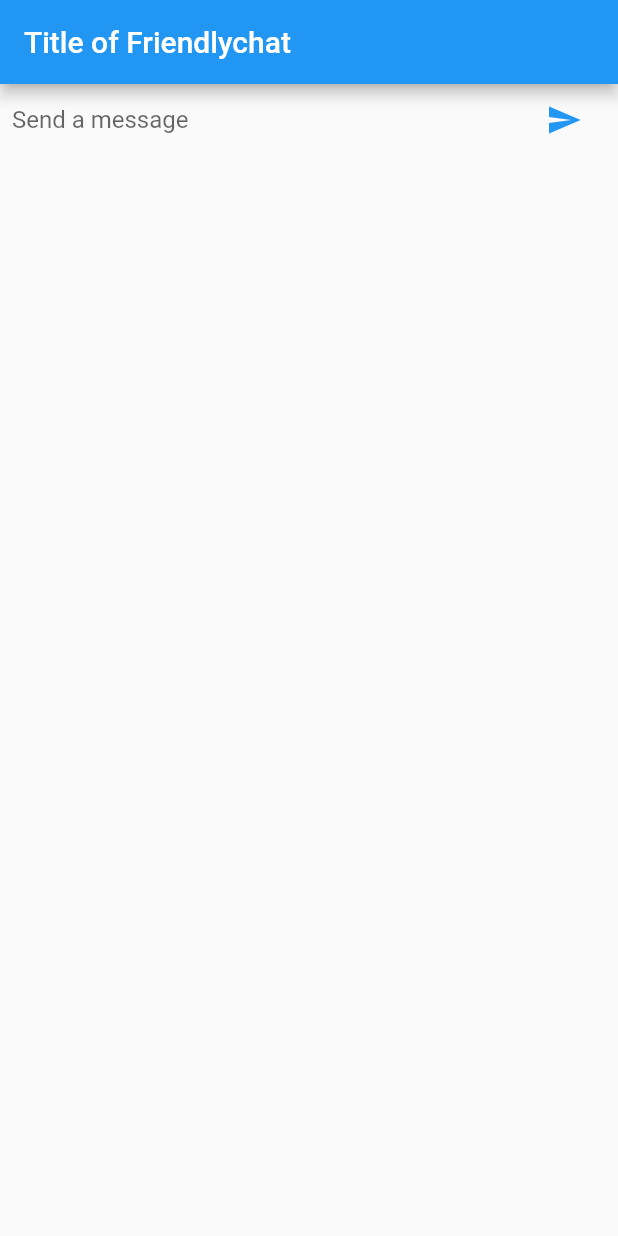
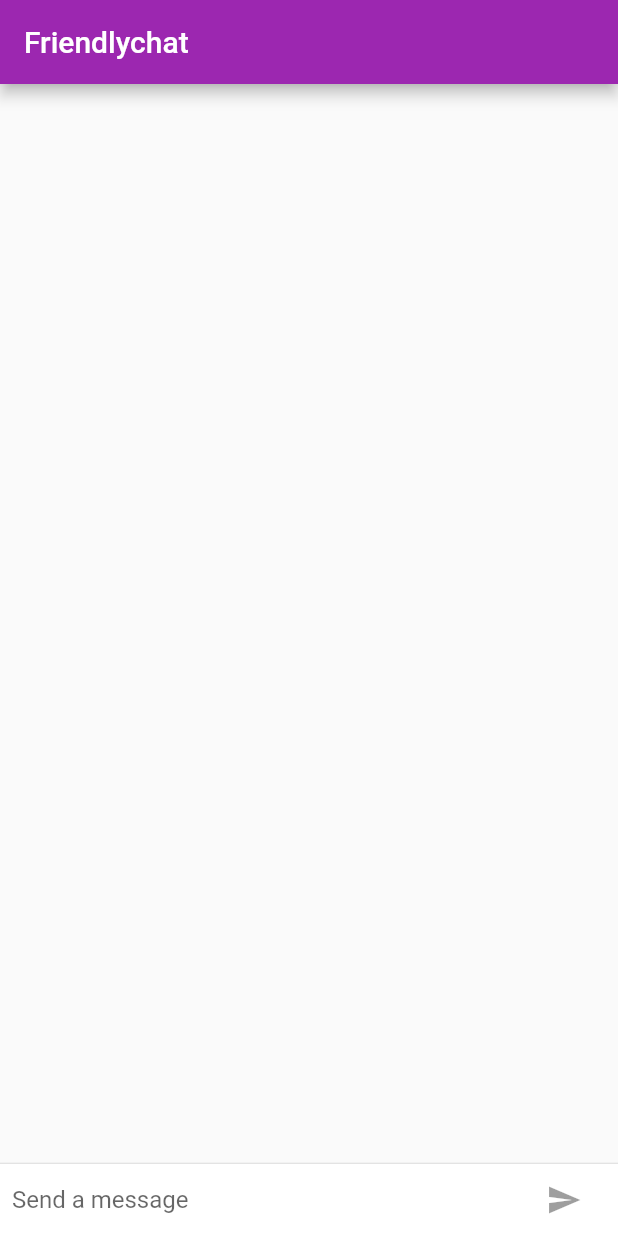
Before and after one commit to kuronekomichael/flutter-sample-chat, a Flutter app: the screen it shows after launch, on a phone screen of 412 x 824 dp. Run offline on Flutter 3.47's test engine with Material 2 defaults, Android fonts, the phone set to English and light mode, and no system bars.

Commit message:
Add code from the tutorial

```diff
--- a/lib/main.dart
+++ b/lib/main.dart
@@ -1,27 +1,40 @@
 import 'package:flutter/material.dart';
+import 'package:flutter/foundation.dart';
+import 'package:flutter/cupertino.dart';
+
+final ThemeData kIOSTheme = new ThemeData(
+  primarySwatch: Colors.orange,
+  primaryColor: Colors.grey[100],
+  primaryColorBrightness: Brightness.light,
+);
+
+final ThemeData kDefaultTheme = new ThemeData(
+  primarySwatch: Colors.purple,
+  accentColor: Colors.orangeAccent[400],
+);
 
 //void main() => runApp(new MyApp());
-void main() => runApp(new FriendlychatApp());
+void main() => runApp(new FriendlyChatApp());
 
-class FriendlychatApp extends StatelessWidget {
+class FriendlyChatApp extends StatelessWidget {
   @override
   Widget build(BuildContext context) {
     return new MaterialApp(
       title: "Friendlychat",
+      theme: defaultTargetPlatform == TargetPlatform.iOS
+          ? kIOSTheme
+          : kDefaultTheme,
       home: new ChatScreen(),
     );
   }
 }
 
 class ChatScreen extends StatefulWidget {
+/*
+  //StatefulWidgetにはbuild()は無い
   @override
-  Widget build(BuildContext context) {
-    print("ChatScreen.build()");
-    // createStateがある場合は、buildは無視される（呼び出しされない）
-    return new Scaffold(
-      appBar: new AppBar(title: new Text("Friendly chat2")),
-    );
-  }
+  Widget build(BuildContext context) {}
+*/
 
   @override
   ChatScreenState createState() {
@@ -30,31 +43,53 @@ class ChatScreen extends StatefulWidget {
   }
 }
 
-class ChatScreenState extends State<ChatScreen> {
-  final TextEditingController _textController = new TextEditingController(); //new
+class ChatScreenState extends State<ChatScreen> with TickerProviderStateMixin {
+  final List<ChatMessage> _messages = <ChatMessage>[];
+  final TextEditingController _textController = new TextEditingController();
+  bool _isComposing = false;
+
+  @override
+  void dispose() {
+    for (ChatMessage message in _messages)
+      message.animationController.dispose();
+    super.dispose();
+  }
 
   Widget _buildTextComposer() {
-    return new IconTheme(                                            //new
-      data: new IconThemeData(color: Theme.of(context).accentColor), //new
-      child: new Container(                                     //modified
+    return new IconTheme(
+      data: new IconThemeData(color: Theme.of(context).accentColor),
+      child: new Container(
         margin: const EdgeInsets.symmetric(horizontal: 8.0),  //symmetric == シンメトリック(対称性)
-        child:new Row(                                            //new
-          children: <Widget>[                                      //new
-            new Flexible(                                          //new
+        child:new Row(
+          children: <Widget>[
+            new Flexible(
               child: new TextField(
                 controller: _textController,  // TextEditingControllerを指定する
+                onChanged: (String text) {
+                  setState(() {
+                    _isComposing = text.length > 0;
+                  });
+                },
                 onSubmitted: _handleSubmitted,  // 確定時に呼ばれるメソッドを指定する
                 decoration: new InputDecoration.collapsed(
                   hintText: "Send a message"),
                 ),
               ),
-              new Container(                                                 //new
-                margin: new EdgeInsets.symmetric(horizontal: 4.0),           //new
-                child: new IconButton(                                       //new
-                    icon: new Icon(Icons.send),                                //new
-                    onPressed: () => _handleSubmitted(_textController.text)),  //new
+              new Container(
+                margin: new EdgeInsets.symmetric(horizontal: 4.0),
+                child: Theme.of(context).platform == TargetPlatform.iOS ?
+                  new CupertinoButton(
+                    child: new Text("Send"),
+                    onPressed: _isComposing
+                        ? () =>  _handleSubmitted(_textController.text)
+                        : null,) :
+                  new IconButton(
+                    icon: new Icon(Icons.send),
+                    onPressed: _isComposing ?
+                        () =>  _handleSubmitted(_textController.text) : null,
+                  ),
               ),
-          ],
+            ],
           ),
         ),
     );
@@ -63,127 +98,94 @@ class ChatScreenState extends State<ChatScreen> {
   void _handleSubmitted(String text) {
     debugPrint(text);
     _textController.clear();
+    // 状態変化を通知
+    setState(() {
+      _isComposing = false;
+    });
+    ChatMessage message = new ChatMessage(
+      text: text,
+      animationController: new AnimationController(
+        duration: new Duration(milliseconds: 700),
+        vsync: this,
+      ),
+    );
+    // 状態変化を通知
+    setState(() {
+      _messages.insert(0, message);
+    });
+    message.animationController.forward();
   }
 
   @override
   Widget build(BuildContext context) {
-    print("ChatScreenState.build()");
     return new Scaffold(
       appBar: new AppBar(
-        title: new Text("Title of Friendlychat")
+        title: new Text("Friendlychat"),
+        elevation:
+          Theme.of(context).platform == TargetPlatform.iOS ? 0.0 : 4.0,
       ),
-      body: _buildTextComposer(), //new
+      body: new Container(
+        child: new Column(
+          children: <Widget>[
+            new Flexible(
+              child: new ListView.builder(
+                padding: new EdgeInsets.all(8.0),
+                reverse: true,
+                itemBuilder: (_, int index) => _messages[index],
+                itemCount: _messages.length,
+              ),
+            ),
+            new Divider(height: 1.0),
+            new Container(
+              decoration: new BoxDecoration(
+                  color: Theme.of(context).cardColor),
+              child: _buildTextComposer(),
+            ),
+          ],
+        ),
+      ),
     );
   }
 }
 
-class MyApp extends StatelessWidget {
-  // This widget is the root of your application.
+const String _name = "NYour Name";
+
+class ChatMessage extends StatelessWidget {
+  //ChatMessage({this.text});
+  ChatMessage({this.text, this.animationController});
+  final String text;
+  final AnimationController animationController;
+
   @override
   Widget build(BuildContext context) {
-    return new MaterialApp(
-      title: 'Friendlychat',
-      theme: new ThemeData(
-        // This is the theme of your application.
-        //
-        // Try running your application with "flutter run". You'll see the
-        // application has a blue toolbar. Then, without quitting the app, try
-        // changing the primarySwatch below to Colors.green and then invoke
-        // "hot reload" (press "r" in the console where you ran "flutter run",
-        // or press Run > Flutter Hot Reload in IntelliJ). Notice that the
-        // counter didn't reset back to zero; the application is not restarted.
-        primarySwatch: Colors.blue,
-      ),
-      //home: new MyHomePage(title: 'Flutter Demo Home Page'),
-      home: new Scaffold(
-        appBar: new AppBar(
-          title: new Text("Friendlychat"),
-        ),
-      )
+    return new SizeTransition(
+        sizeFactor: new CurvedAnimation(
+            parent: animationController, curve: Curves.easeOut),
+        axisAlignment: 0.0,
+        child: new Container(
+          margin: const EdgeInsets.symmetric(vertical: 10.0),
+          child: new Row(
+            crossAxisAlignment: CrossAxisAlignment.start,
+            children: <Widget>[
+              new Container(
+                margin: const EdgeInsets.only(right: 16.0),
+                child: new CircleAvatar(child: new Text(_name[0])),
+              ),
+              new Expanded(
+                child: new Column(
+                  crossAxisAlignment: CrossAxisAlignment.start,
+                  children: <Widget>[
+                    new Text(_name, style: Theme.of(context).textTheme.subhead),
+                    new Container(
+                      margin: const EdgeInsets.only(top: 5.0),
+                      child: new Text(text),
+                    ),
+                  ],
+                ),
+              ),
+            ],
+          ),
+        )
     );
   }
 }
-
-class MyHomePage extends StatefulWidget {
-  MyHomePage({Key key, this.title}) : super(key: key);
-
-  // This widget is the home page of your application. It is stateful, meaning
-  // that it has a State object (defined below) that contains fields that affect
-  // how it looks.
-
-  // This class is the configuration for the state. It holds the values (in this
-  // case the title) provided by the parent (in this case the App widget) and
-  // used by the build method of the State. Fields in a Widget subclass are
-  // always marked "final".
-
-  final String title;
-
-  @override
-  _MyHomePageState createState() => new _MyHomePageState();
-}
-
-class _MyHomePageState extends State<MyHomePage> {
-  int _counter = 0;
-
-  void _incrementCounter() {
-    setState(() {
-      // This call to setState tells the Flutter framework that something has
-      // changed in this State, which causes it to rerun the build method below
-      // so that the display can reflect the updated values. If we changed
-      // _counter without calling setState(), then the build method would not be
-      // called again, and so nothing would appear to happen.
-      _counter++;
-    });
-  }
-
-  @override
-  Widget build(BuildContext context) {
-    // This method is rerun every time setState is called, for instance as done
-    // by the _incrementCounter method above.
-    //
-    // The Flutter framework has been optimized to make rerunning build methods
-    // fast, so that you can just rebuild anything that needs updating rather
-    // than having to individually change instances of widgets.
-    return new Scaffold(
-      appBar: new AppBar(
-        // Here we take the value from the MyHomePage object that was created by
-        // the App.build method, and use it to set our appbar title.
-        title: new Text(widget.title),
-      ),
-      body: new Center(
-        // Center is a layout widget. It takes a single child and positions it
-        // in the middle of the parent.
-        child: new Column(
-          // Column is also layout widget. It takes a list of children and
-          // arranges them vertically. By default, it sizes itself to fit its
-          // children horizontally, and tries to be as tall as its parent.
-          //
-          // Invoke "debug paint" (press "p" in the console where you ran
-          // "flutter run", or select "Toggle Debug Paint" from the Flutter tool
-          // window in IntelliJ) to see the wireframe for each widget.
-          //
-          // Column has various properties to control how it sizes itself and
-          // how it positions its children. Here we use mainAxisAlignment to
-          // center the children vertically; the main axis here is the vertical
-          // axis because Columns are vertical (the cross axis would be
-          // horizontal).
-          mainAxisAlignment: MainAxisAlignment.center,
-          children: <Widget>[
-            new Text(
-              'You have pushed the button this many times:',
-            ),
-            new Text(
-              '$_counter',
-              style: Theme.of(context).textTheme.display1,
-            ),
-          ],
-        ),
-      ),
-      floatingActionButton: new FloatingActionButton(
-        onPressed: _incrementCounter,
-        tooltip: 'Increment',
-        child: new Icon(Icons.add),
-      ), // This trailing comma makes auto-formatting nicer for build methods.
-    );
-  }
-}
```
Also changed, not shown: 1 other file.
